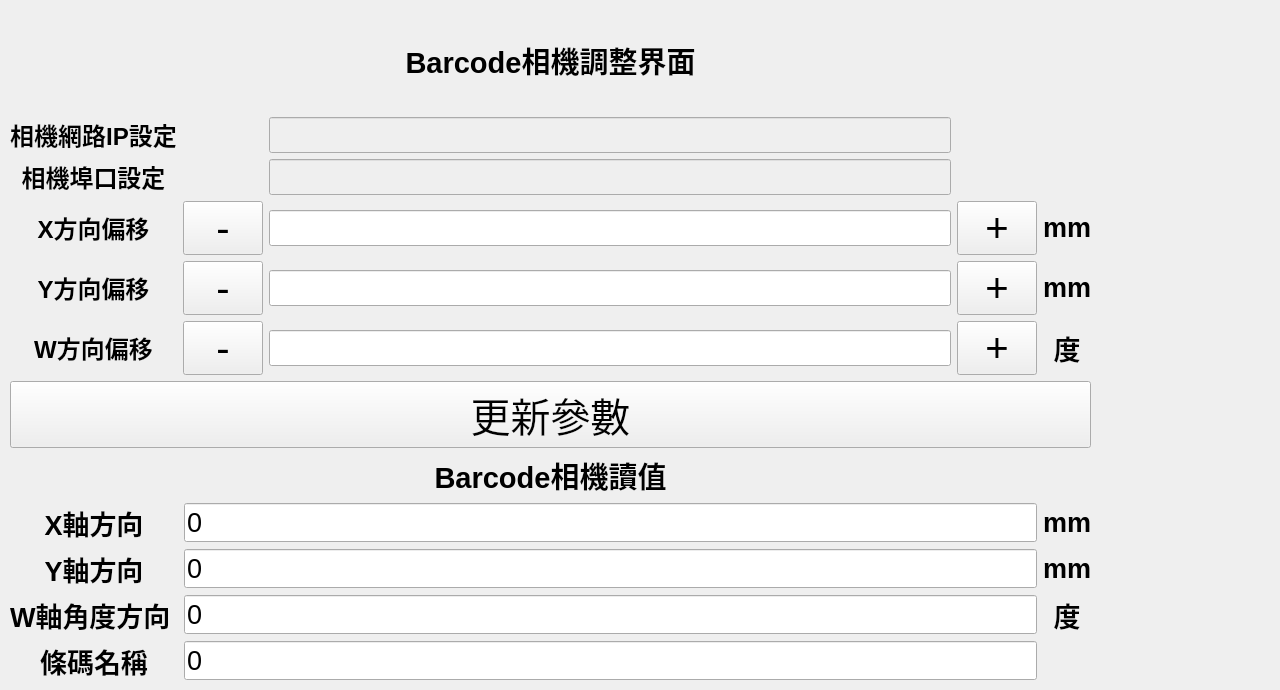
PAPENOR/Barcode_Qslam_System, file src/Barcode_Cam/src/barcode_reader_ui.ui: the form before one commit.
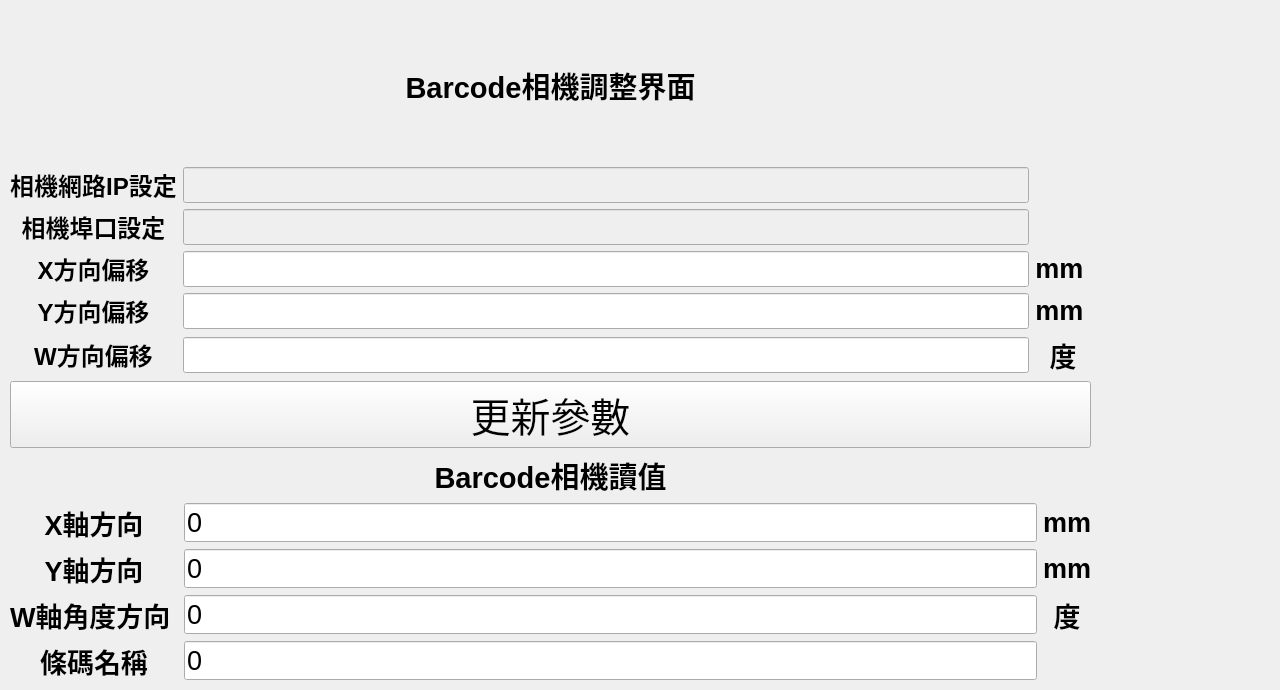
The form after the commit.

Commit message: 刪除UI中的+-按鈕

Diff of the .ui file:
```diff
--- a/src/Barcode_Cam/src/barcode_reader_ui.ui
+++ b/src/Barcode_Cam/src/barcode_reader_ui.ui
@@ -38,18 +38,56 @@
     <item>
      <layout class="QGridLayout" name="gridLayout">
       <item row="3" column="1">
-       <widget class="QPushButton" name="Y_offset_minus">
+       <widget class="QLineEdit" name="offsetY">
+        <property name="font">
+         <font>
+          <pointsize>18</pointsize>
+         </font>
+        </property>
+       </widget>
+      </item>
+      <item row="2" column="2">
+       <widget class="QLabel" name="label_6">
+        <property name="text">
+         <string>&lt;html&gt;&lt;head/&gt;&lt;body&gt;&lt;p align=&quot;center&quot;&gt;&lt;span style=&quot; font-size:20pt; font-weight:600;&quot;&gt; mm &lt;/span&gt;&lt;/p&gt;&lt;/body&gt;&lt;/html&gt;</string>
+        </property>
+       </widget>
+      </item>
+      <item row="1" column="0">
+       <widget class="QLabel" name="label_3">
+        <property name="text">
+         <string>&lt;html&gt;&lt;head/&gt;&lt;body&gt;&lt;p align=&quot;center&quot;&gt;&lt;span style=&quot; font-size:18pt; font-weight:600;&quot;&gt;相機埠口設定&lt;/span&gt;&lt;/p&gt;&lt;/body&gt;&lt;/html&gt;</string>
+        </property>
+       </widget>
+      </item>
+      <item row="0" column="0">
+       <widget class="QLabel" name="label_2">
         <property name="font">
          <font>
           <pointsize>30</pointsize>
          </font>
         </property>
         <property name="text">
-         <string>-</string>
+         <string>&lt;html&gt;&lt;head/&gt;&lt;body&gt;&lt;p align=&quot;center&quot;&gt;&lt;span style=&quot; font-size:18pt; font-weight:600;&quot;&gt;相機網路IP設定&lt;/span&gt;&lt;/p&gt;&lt;/body&gt;&lt;/html&gt;</string>
         </property>
        </widget>
       </item>
-      <item row="1" column="2">
+      <item row="0" column="1">
+       <widget class="QLineEdit" name="ip">
+        <property name="enabled">
+         <bool>false</bool>
+        </property>
+        <property name="font">
+         <font>
+          <pointsize>18</pointsize>
+         </font>
+        </property>
+        <property name="text">
+         <string/>
+        </property>
+       </widget>
+      </item>
+      <item row="1" column="1">
        <widget class="QLineEdit" name="port">
         <property name="enabled">
          <bool>false</bool>
@@ -64,23 +102,13 @@
         </property>
        </widget>
       </item>
-      <item row="3" column="4">
-       <widget class="QLabel" name="label_7">
-        <property name="text">
-         <string>&lt;html&gt;&lt;head/&gt;&lt;body&gt;&lt;p align=&quot;center&quot;&gt;&lt;span style=&quot; font-size:20pt; font-weight:600;&quot;&gt;mm&lt;/span&gt;&lt;/p&gt;&lt;/body&gt;&lt;/html&gt;</string>
-        </property>
-       </widget>
-      </item>
-      <item row="4" column="1">
-       <widget class="QPushButton" name="W_offset_minus">
+      <item row="2" column="1">
+       <widget class="QLineEdit" name="offsetX">
         <property name="font">
          <font>
-          <pointsize>30</pointsize>
+          <pointsize>18</pointsize>
          </font>
         </property>
-        <property name="text">
-         <string>-</string>
-        </property>
        </widget>
       </item>
       <item row="3" column="0">
@@ -97,27 +125,10 @@
         </property>
        </widget>
       </item>
-      <item row="0" column="2">
-       <widget class="QLineEdit" name="ip">
-        <property name="enabled">
-         <bool>false</bool>
-        </property>
-        <property name="font">
-         <font>
-          <pointsize>18</pointsize>
-         </font>
-        </property>
-        <property name="text">
-         <string/>
-        </property>
-       </widget>
-      </item>
       <item row="3" column="2">
-       <widget class="QLineEdit" name="offsetY">
-        <property name="font">
-         <font>
-          <pointsize>18</pointsize>
-         </font>
+       <widget class="QLabel" name="label_7">
+        <property name="text">
+         <string>&lt;html&gt;&lt;head/&gt;&lt;body&gt;&lt;p align=&quot;center&quot;&gt;&lt;span style=&quot; font-size:20pt; font-weight:600;&quot;&gt; mm &lt;/span&gt;&lt;/p&gt;&lt;/body&gt;&lt;/html&gt;</string>
         </property>
        </widget>
       </item>
@@ -128,7 +139,7 @@
         </property>
        </widget>
       </item>
-      <item row="4" column="2">
+      <item row="4" column="1">
        <widget class="QLineEdit" name="offsetW">
         <property name="font">
          <font>
@@ -137,96 +148,13 @@
         </property>
        </widget>
       </item>
-      <item row="2" column="1">
-       <widget class="QPushButton" name="X_offset_minus">
-        <property name="font">
-         <font>
-          <pointsize>30</pointsize>
-         </font>
-        </property>
-        <property name="text">
-         <string>-</string>
-        </property>
-       </widget>
-      </item>
-      <item row="2" column="4">
-       <widget class="QLabel" name="label_6">
-        <property name="text">
-         <string>&lt;html&gt;&lt;head/&gt;&lt;body&gt;&lt;p align=&quot;center&quot;&gt;&lt;span style=&quot; font-size:20pt; font-weight:600;&quot;&gt;mm&lt;/span&gt;&lt;/p&gt;&lt;/body&gt;&lt;/html&gt;</string>
-        </property>
-       </widget>
-      </item>
-      <item row="1" column="0">
-       <widget class="QLabel" name="label_3">
-        <property name="text">
-         <string>&lt;html&gt;&lt;head/&gt;&lt;body&gt;&lt;p align=&quot;center&quot;&gt;&lt;span style=&quot; font-size:18pt; font-weight:600;&quot;&gt;相機埠口設定&lt;/span&gt;&lt;/p&gt;&lt;/body&gt;&lt;/html&gt;</string>
-        </property>
-       </widget>
-      </item>
-      <item row="0" column="0">
-       <widget class="QLabel" name="label_2">
-        <property name="font">
-         <font>
-          <pointsize>30</pointsize>
-         </font>
-        </property>
-        <property name="text">
-         <string>&lt;html&gt;&lt;head/&gt;&lt;body&gt;&lt;p align=&quot;center&quot;&gt;&lt;span style=&quot; font-size:18pt; font-weight:600;&quot;&gt;相機網路IP設定&lt;/span&gt;&lt;/p&gt;&lt;/body&gt;&lt;/html&gt;</string>
-        </property>
-       </widget>
-      </item>
-      <item row="2" column="2">
-       <widget class="QLineEdit" name="offsetX">
-        <property name="font">
-         <font>
-          <pointsize>18</pointsize>
-         </font>
-        </property>
-       </widget>
-      </item>
-      <item row="4" column="4">
+      <item row="4" column="2">
        <widget class="QLabel" name="label_16">
         <property name="text">
          <string>&lt;html&gt;&lt;head/&gt;&lt;body&gt;&lt;p align=&quot;center&quot;&gt;&lt;span style=&quot; font-size:20pt; font-weight:600;&quot;&gt;度&lt;/span&gt;&lt;/p&gt;&lt;/body&gt;&lt;/html&gt;</string>
         </property>
        </widget>
       </item>
-      <item row="2" column="3">
-       <widget class="QPushButton" name="X_offset_plus">
-        <property name="font">
-         <font>
-          <pointsize>30</pointsize>
-         </font>
-        </property>
-        <property name="text">
-         <string>+</string>
-        </property>
-       </widget>
-      </item>
-      <item row="3" column="3">
-       <widget class="QPushButton" name="Y_offset_plus">
-        <property name="font">
-         <font>
-          <pointsize>30</pointsize>
-         </font>
-        </property>
-        <property name="text">
-         <string>+</string>
-        </property>
-       </widget>
-      </item>
-      <item row="4" column="3">
-       <widget class="QPushButton" name="W_offset_plus">
-        <property name="font">
-         <font>
-          <pointsize>30</pointsize>
-         </font>
-        </property>
-        <property name="text">
-         <string>+</string>
-        </property>
-       </widget>
-      </item>
      </layout>
     </item>
     <item>
```
